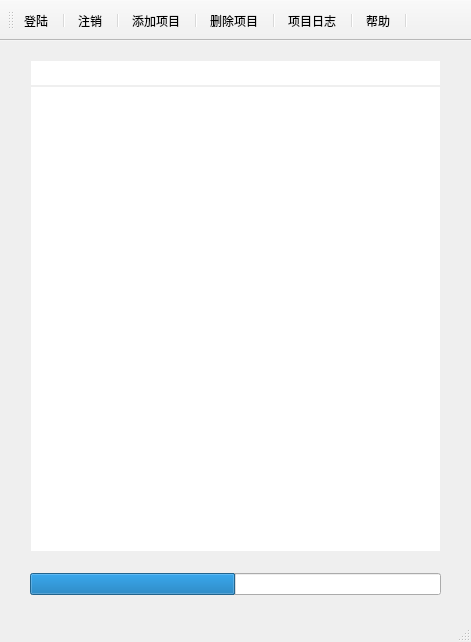
Old version of the form fluent_queue/ui_qt/ui_queue_main.ui in the repository qweaxdzsc/fluent_add_on.
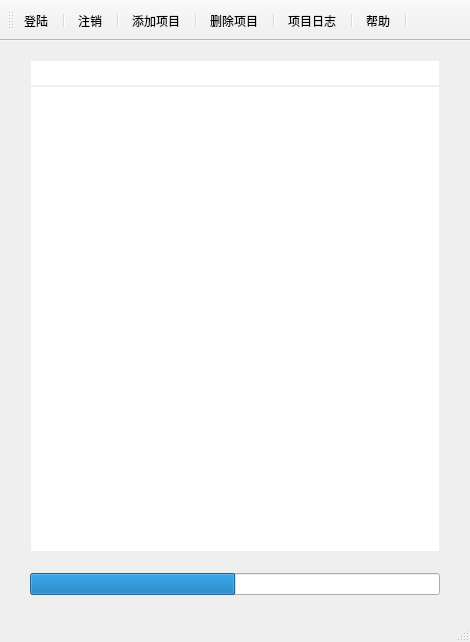
New version of the form. Icons and pictures are not drawn. Custom widgets are drawn as their Qt base class.

Diff of the .ui file:
```diff
--- a/fluent_queue/ui_qt/ui_queue_main.ui
+++ b/fluent_queue/ui_qt/ui_queue_main.ui
@@ -6,13 +6,13 @@
    <rect>
     <x>0</x>
     <y>0</y>
-    <width>471</width>
+    <width>470</width>
     <height>642</height>
    </rect>
   </property>
   <property name="minimumSize">
    <size>
-    <width>400</width>
+    <width>470</width>
     <height>550</height>
    </size>
   </property>
```
Left out of the diff: 6 changed lines with no effect on the pictures.
